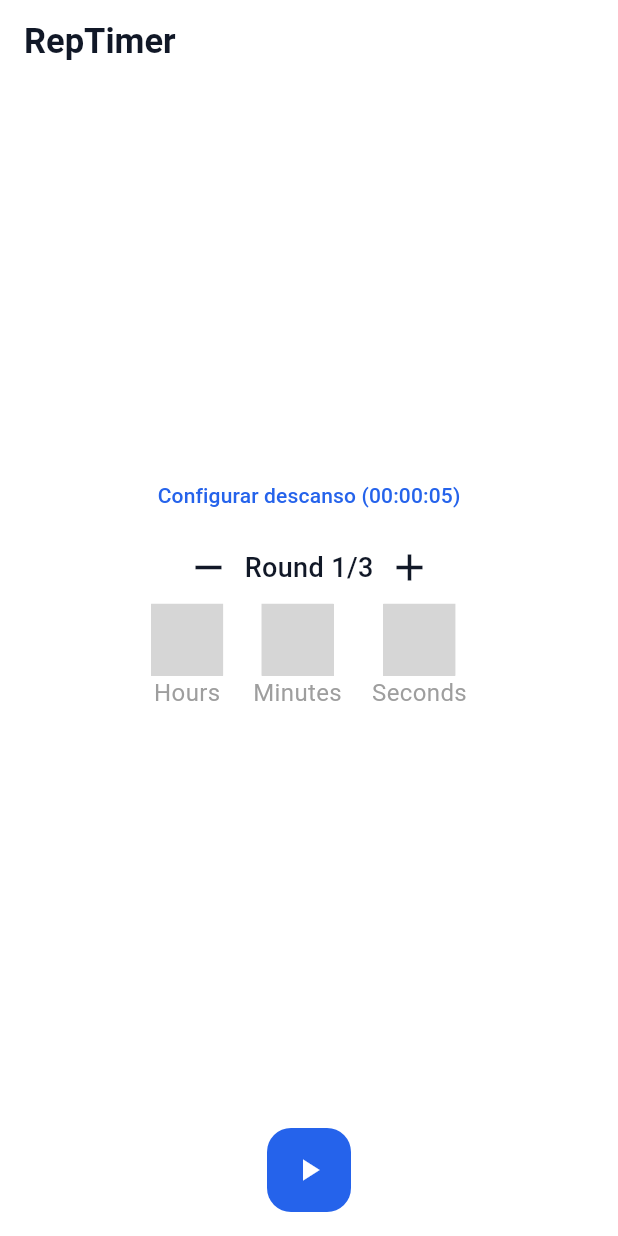
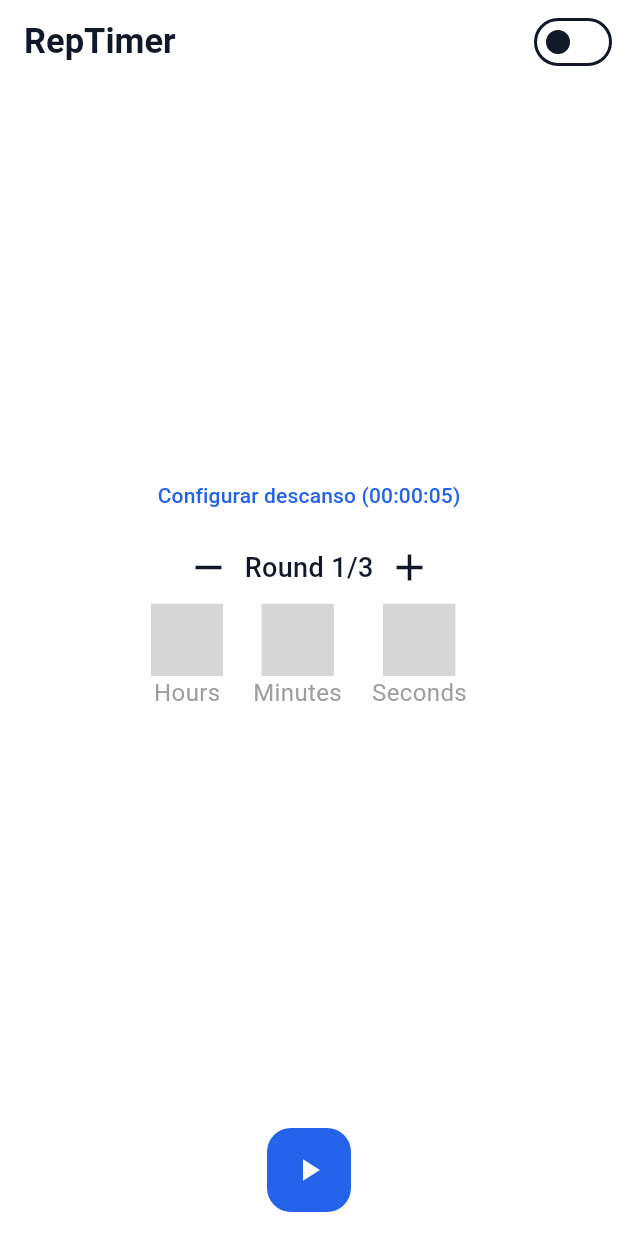
Before and after one commit to RaymundoSantorski/timer_app, a Flutter app: the screen it shows after launch, on a phone screen of 412 x 824 dp. Run offline on Flutter 3.47's test engine with Material 3 defaults, Android fonts, the phone set to English and light mode, and no system bars; our stand-ins replace vibration; missing offline and left inert: numeric_selector; grey boxes are pictures that could not be loaded.

Commit message:
add: dark and light mode switch

```diff
--- a/lib/main.dart
+++ b/lib/main.dart
@@ -13,9 +13,14 @@ void main() {
   runApp(MyApp());
 }
 
-class MyApp extends StatelessWidget {
-  MyApp({super.key});
+class MyApp extends StatefulWidget {
+  const MyApp({super.key});
 
+  @override
+  State<MyApp> createState() => _MyAppState();
+}
+
+class _MyAppState extends State<MyApp> {
   final lightColorScheme = ColorScheme(
     primary: Color(0xFF2563EB),
     onPrimary: Color(0xFFFFFFFF),
@@ -27,6 +32,7 @@ class MyApp extends StatelessWidget {
     onSurface: Color(0xFF111827),
     brightness: Brightness.light,
   );
+
   final darkColorScheme = ColorScheme(
     primary: Color(0xFF60A5FA),
     onPrimary: Color(0xFF000000),
@@ -39,21 +45,35 @@ class MyApp extends StatelessWidget {
     brightness: Brightness.dark,
   );
 
+  ThemeMode currentMode = ThemeMode.light;
+
   @override
   Widget build(BuildContext context) {
+    void setThemeMode(ThemeMode mode) {
+      setState(() {
+        currentMode = mode;
+      });
+    }
+
     return MaterialApp(
       title: 'Flutter Demo',
       debugShowCheckedModeBanner: false,
       theme: ThemeData(colorScheme: lightColorScheme, useMaterial3: true),
       darkTheme: ThemeData(colorScheme: darkColorScheme, useMaterial3: true),
-      home: const MyHomePage(title: 'RepTimer'),
+      themeMode: currentMode,
+      home: MyHomePage(title: 'RepTimer', setThemeMode: setThemeMode),
     );
   }
 }
 
 class MyHomePage extends StatefulWidget {
-  const MyHomePage({super.key, required this.title});
+  const MyHomePage({
+    super.key,
+    required this.title,
+    required this.setThemeMode,
+  });
   final String title;
+  final Function(ThemeMode) setThemeMode;
 
   @override
   State<MyHomePage> createState() => _MyHomePageState();
@@ -69,6 +89,7 @@ class _MyHomePageState extends State<MyHomePage> {
   int totalRounds = 3;
   int currentRound = 1;
   Timer? timer;
+  bool darkMode = false;
 
   void resetTimer() {
     timer?.cancel();
@@ -188,6 +209,22 @@ class _MyHomePageState extends State<MyHomePage> {
       floatingActionButtonLocation: FloatingActionButtonLocation.centerFloat,
       appBar: AppBar(
         backgroundColor: Theme.of(context).colorScheme.inversePrimary,
+        actions: [
+          Switch(
+            value: darkMode,
+            onChanged: (value) {
+              setState(() {
+                darkMode = value;
+              });
+              if (value) {
+                widget.setThemeMode(ThemeMode.dark);
+              } else {
+                widget.setThemeMode(ThemeMode.light);
+              }
+            },
+          ),
+        ],
+        elevation: 0,
         title: Text(
           widget.title,
           style: TextStyle(fontSize: 23, fontWeight: FontWeight.bold),
```
